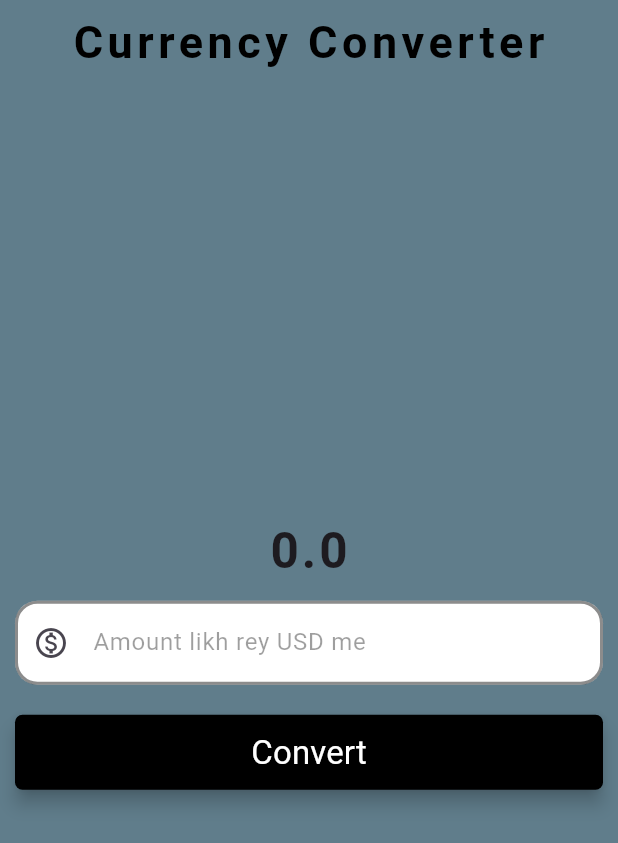
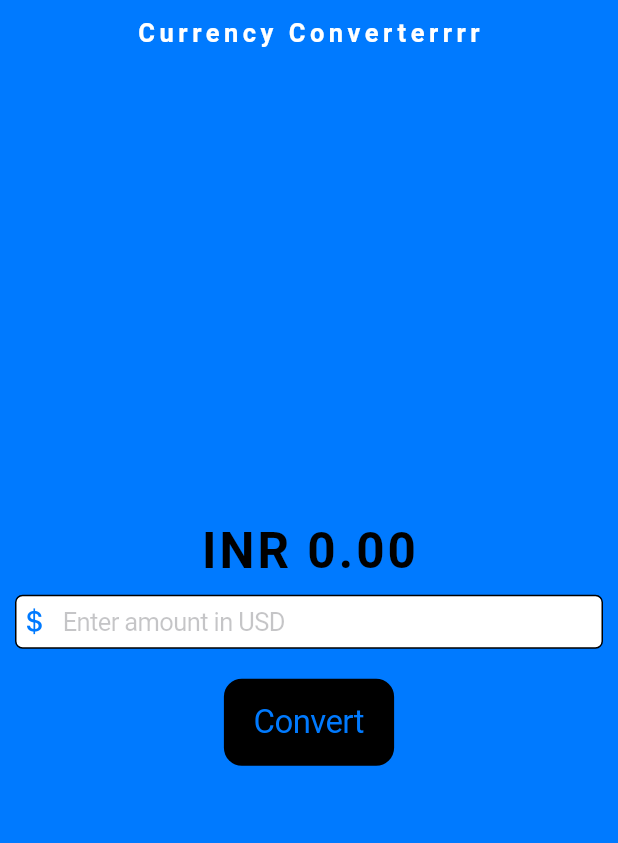
Before and after one commit to armaan-yadav/currency-converter-mobile-app, a Flutter app: the screen it shows after launch, on a phone screen of 412 x 824 dp. Shown: the top 843 px of the screen. Run offline on Flutter 3.47's test engine with Material 3 defaults, Android fonts, the phone set to English and light mode, and no system bars.

Commit message:
added CupertinoStyle

```diff
--- /dev/null
+++ b/lib/cuptertino_page.dart
@@ -0,0 +1,81 @@
+import "package:flutter/cupertino.dart";
+
+class CurrencyConverterCupertinoPage extends StatefulWidget {
+  const CurrencyConverterCupertinoPage({super.key});
+  @override
+  State<CurrencyConverterCupertinoPage> createState() => _CuptertinoPageState();
+}
+
+class _CuptertinoPageState extends State<CurrencyConverterCupertinoPage> {
+  final TextEditingController textEditingController = TextEditingController();
+  double result = 0;
+  void convertToInr(double input) {
+    result = input * 81;
+  }
+
+  @override
+  Widget build(BuildContext context) {
+    //creating a varibale for border
+    return CupertinoPageScaffold(
+      backgroundColor: CupertinoColors.activeBlue,
+      navigationBar: const CupertinoNavigationBar(
+        backgroundColor: CupertinoColors.black,
+        middle: Text(
+          "Currency Converterrrr",
+          style: TextStyle(
+              color: CupertinoColors.white,
+              fontWeight: FontWeight.w700,
+              letterSpacing: 3),
+        ),
+      ),
+      child: Center(
+        child: Column(
+          mainAxisAlignment: MainAxisAlignment.center,
+          children: [
+            Text(
+              "INR ${result.toStringAsFixed(2)}",
+              style: const TextStyle(
+                fontSize: 33,
+                letterSpacing: 2,
+                /*  */
+                fontWeight: FontWeight.w700,
+              ),
+            ),
+            Padding(
+                padding: const EdgeInsets.all(10),
+                child: CupertinoTextField(
+                  controller: textEditingController,
+                  keyboardType: const TextInputType.numberWithOptions(
+                      decimal: true, signed: false),
+                  style: const TextStyle(color: CupertinoColors.black),
+                  showCursor: true,
+                  autofocus: false,
+                  decoration: BoxDecoration(
+                    border: Border.all(),
+                    borderRadius: BorderRadius.circular(5),
+                    color: CupertinoColors.white,
+                  ),
+                  placeholder: "Enter amount in USD",
+                  prefix: const Icon(CupertinoIcons.money_dollar),
+                )),
+            Padding(
+              padding: const EdgeInsets.all(10),
+              child: CupertinoButton(
+                onPressed: () {
+                  setState(() {
+                    convertToInr(double.parse(textEditingController.text));
+                  });
+                },
+                color: CupertinoColors.black,
+                child: const Text(
+                  "Convert",
+                  style: TextStyle(fontSize: 22, fontWeight: FontWeight.w400),
+                ),
+              ),
+            ),
+          ],
+        ),
+      ),
+    );
+  }
+}
--- a/lib/main.dart
+++ b/lib/main.dart
@@ -2,11 +2,13 @@
 //!inside the main.dart, the app first looks for main function
 //!in main function, there's a function provided by material.dart known as runApp(_app_as_argument);
 
+import 'package:currency_converter/cuptertino_page.dart';
 import 'package:currency_converter/material_page.dart';
+import 'package:flutter/cupertino.dart';
 import 'package:flutter/material.dart';
 
 void main() {
-  runApp(const MyApp());
+  runApp(const MyCuptertinoApp());
   //why const  MyApp() ??  and  not simply use MyApp()
   //it makes the constructor a compile time constant
   //it tells the  compiler that we don't need to create this again and again
@@ -32,8 +34,19 @@ class MyApp extends StatelessWidget {
   const MyApp({super.key});
   @override
   Widget build(BuildContext context) {
-    return MaterialApp(
+    return const MaterialApp(
       home: CurrencyConverterMaterialPage(),
     );
   }
 }
+
+class MyCuptertinoApp extends StatelessWidget {
+  const MyCuptertinoApp({super.key});
+
+  @override
+  Widget build(BuildContext context) {
+    return const CupertinoApp(
+      home: CurrencyConverterCupertinoPage(),
+    );
+  }
+}
--- a/lib/material_page.dart
+++ b/lib/material_page.dart
@@ -1,25 +1,22 @@
 import 'package:flutter/material.dart';
 
 class CurrencyConverterMaterialPage extends StatefulWidget {
-  CurrencyConverterMaterialPage({super.key}) {
-    print("constructor");
-  }
+  const CurrencyConverterMaterialPage({super.key});
   @override
   State createState() => _CurrencyConverterMaterialPageState();
 }
 
 class _CurrencyConverterMaterialPageState
     extends State<CurrencyConverterMaterialPage> {
+  final TextEditingController textEditingController = TextEditingController();
+  double result = 0;
+  void convertToInr(double input) {
+    result = input * 81;
+    print("result changed");
+  }
+
   @override
   Widget build(BuildContext context) {
-    print("create state");
-    // BuildContext tells the location of the widget in widget tree
-    final TextEditingController textEditingController = TextEditingController();
-    double result = 0;
-    void convertToInr(double input) {
-      result = input * 81;
-    }
-
     //creating a varibale for border
     const border = OutlineInputBorder(
         borderRadius: BorderRadius.all(Radius.circular(15)),
@@ -32,7 +29,7 @@ class _CurrencyConverterMaterialPageState
       appBar: AppBar(
         backgroundColor: Colors.blueGrey,
         title: const Text(
-          "Currency Converter",
+          "Currency Converterrrr",
           style: TextStyle(
               color: Colors.black,
               fontWeight: FontWeight.w700,
@@ -48,7 +45,7 @@ class _CurrencyConverterMaterialPageState
           mainAxisAlignment: MainAxisAlignment.center,
           children: [
             Text(
-              result.toString(),
+              "INR ${result.toStringAsFixed(2)}",
               style: const TextStyle(
                 fontSize: 33,
                 letterSpacing: 2,
@@ -81,9 +78,9 @@ class _CurrencyConverterMaterialPageState
               padding: const EdgeInsets.all(10),
               child: ElevatedButton(
                 onPressed: () {
-                  convertToInr(double.parse(textEditingController.text));
-                  build(context);
-                  print("hehe");
+                  setState(() {
+                    convertToInr(double.parse(textEditingController.text));
+                  });
                 },
                 style: const ButtonStyle(
                   elevation: WidgetStatePropertyAll(5),
```
